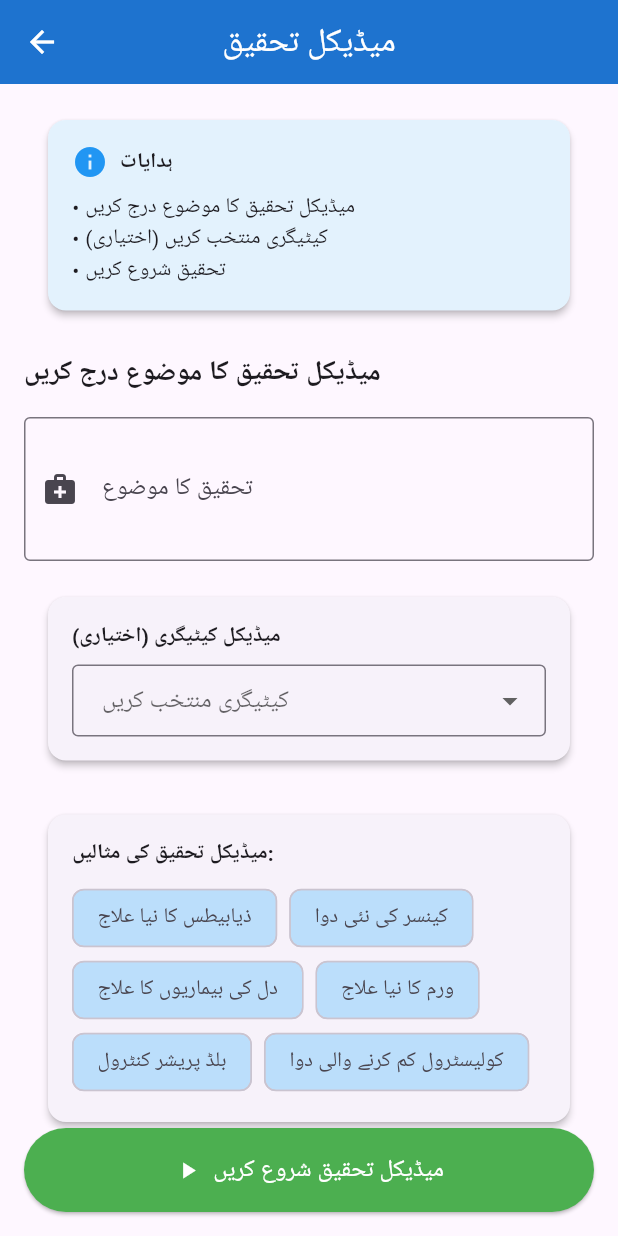
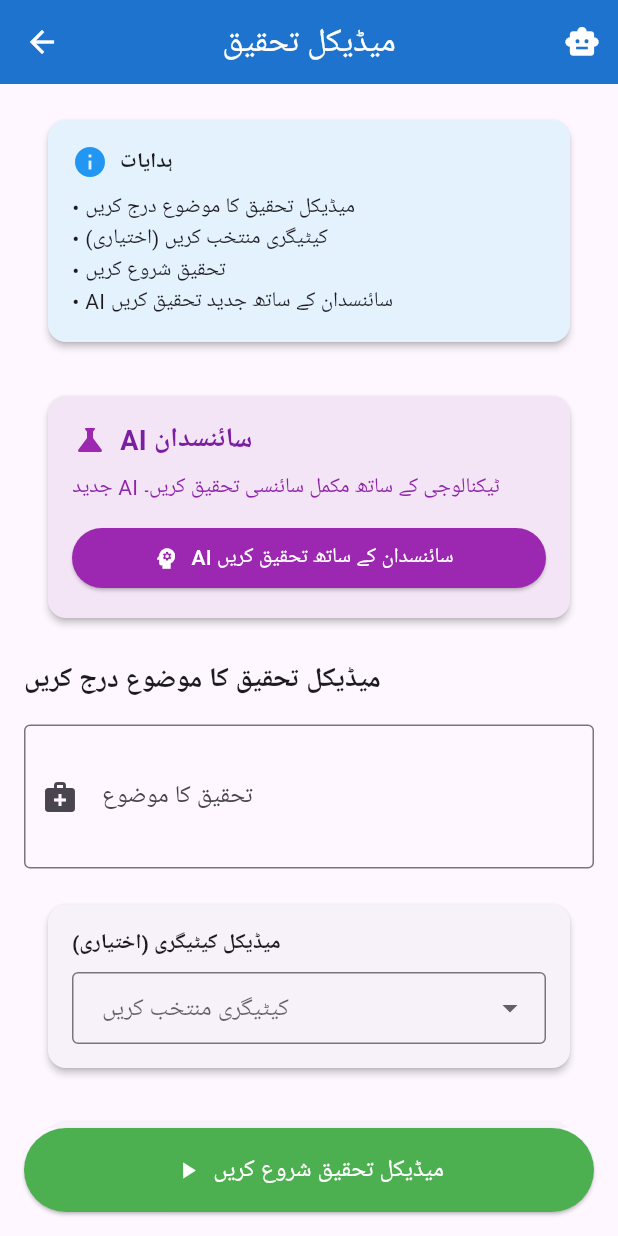
Before and after one commit to Shoaib-MH41/ai-researcher-app, a Flutter app: the ResearchScreen screen opened by its route, on a phone screen of 412 x 824 dp. Run offline on Flutter 3.47's test engine with Material 3 defaults, Android fonts, the phone set to English and light mode, and no system bars; our stand-ins replace flutter_secure_storage, pdf, share_plus; accounts and stored records are empty.

Commit message:
Update research_screen.dart

```diff
--- a/lib/screens/research_screen.dart
+++ b/lib/screens/research_screen.dart
@@ -1,5 +1,6 @@
 import 'package:flutter/material.dart';
 import '../services/medical_research_service.dart';
+import '../services/gemini_service.dart'; // GeminiService import کریں
 import 'results_screen.dart';
 
 class ResearchScreen extends StatefulWidget {
@@ -12,7 +13,9 @@ class ResearchScreen extends StatefulWidget {
 class _ResearchScreenState extends State<ResearchScreen> {
   final TextEditingController _topicController = TextEditingController();
   final MedicalResearchService _researchService = MedicalResearchService();
+  final GeminiService _geminiService = GeminiService(); // نیا GeminiService
   bool _isLoading = false;
+  bool _isAILoading = false; // نیا AI لوڈنگ اسٹیٹ
   String _selectedCategory = '';
 
   // میڈیکل کیٹیگریز
@@ -40,6 +43,14 @@ class _ResearchScreenState extends State<ResearchScreen> {
         title: const Text('میڈیکل تحقیق'),
         backgroundColor: Colors.blue[700],
         foregroundColor: Colors.white,
+        actions: [
+          // AI سائنسدان کا بٹن
+          IconButton(
+            icon: Icon(Icons.smart_toy),
+            onPressed: _navigateToAILab,
+            tooltip: 'AI سائنسدان لیب',
+          ),
+        ],
       ),
       body: Padding(
         padding: const EdgeInsets.all(16),
@@ -70,6 +81,58 @@ class _ResearchScreenState extends State<ResearchScreen> {
                           Text('• میڈیکل تحقیق کا موضوع درج کریں'),
                           Text('• کیٹیگری منتخب کریں (اختیاری)'),
                           Text('• تحقیق شروع کریں'),
+                          Text('• AI سائنسدان کے ساتھ جدید تحقیق کریں'),
+                        ],
+                      ),
+                    ),
+                  ),
+
+                  const SizedBox(height: 20),
+
+                  // AI سائنسدان کارڈ - نیا addition
+                  Card(
+                    color: Colors.purple[50],
+                    child: Padding(
+                      padding: const EdgeInsets.all(16),
+                      child: Column(
+                        crossAxisAlignment: CrossAxisAlignment.start,
+                        children: [
+                          Row(
+                            children: [
+                              Icon(Icons.science, color: Colors.purple),
+                              SizedBox(width: 8),
+                              Text(
+                                'AI سائنسدان',
+                                style: TextStyle(
+                                  fontWeight: FontWeight.bold,
+                                  color: Colors.purple[700],
+                                  fontSize: 18
+                                ),
+                              ),
+                            ],
+                          ),
+                          SizedBox(height: 8),
+                          Text(
+                            'جدید AI ٹیکنالوجی کے ساتھ مکمل سائنسی تحقیق کریں۔',
+                            style: TextStyle(color: Colors.purple[600]),
+                          ),
+                          SizedBox(height: 12),
+                          SizedBox(
+                            width: double.infinity,
+                            child: ElevatedButton.icon(
+                              onPressed: _isAILoading ? null : _startAIResearch,
+                              icon: Icon(_isAILoading ? Icons.hourglass_empty : Icons.psychology),
+                              label: Text(
+                                _isAILoading ?
+                                'AI سائنسدان کام کر رہا ہے...' :
+                                'AI سائنسدان کے ساتھ تحقیق کریں',
+                              ),
+                              style: ElevatedButton.styleFrom(
+                                backgroundColor: Colors.purple,
+                                foregroundColor: Colors.white,
+                              ),
+                            ),
+                          ),
                         ],
                       ),
                     ),
@@ -136,17 +199,8 @@ class _ResearchScreenState extends State<ResearchScreen> {
 
                   const SizedBox(height: 20),
 
-                  if (_isLoading)
-                    const Column(
-                      children: [
-                        Center(child: CircularProgressIndicator()),
-                        SizedBox(height: 16),
-                        Text(
-                          'AI میڈیکل تحقیق کر رہا ہے...',
-                          style: TextStyle(color: Colors.blue),
-                        ),
-                      ],
-                    )
+                  if (_isLoading || _isAILoading)
+                    _buildLoadingIndicator()
                   else
                     _buildMedicalExamples(),
                 ],
@@ -173,6 +227,37 @@ class _ResearchScreenState extends State<ResearchScreen> {
           ],
         ),
       ),
+    );
+  }
+
+  // نیا لوڈنگ انڈیکیٹر
+  Widget _buildLoadingIndicator() {
+    return Column(
+      children: [
+        Center(
+          child: Column(
+            children: [
+              CircularProgressIndicator(),
+              SizedBox(height: 16),
+              Text(
+                _isAILoading ?
+                '🔬 AI سائنسدان تحقیقی مراحل کر رہا ہے...' :
+                'AI میڈیکل تحقیق کر رہا ہے...',
+                style: TextStyle(color: Colors.blue),
+                textAlign: TextAlign.center,
+              ),
+              if (_isAILoading) ...[
+                SizedBox(height: 8),
+                Text(
+                  '• ڈیٹا تجزیہ\n• لیب ٹیسٹنگ\n• شماریاتی انسائٹس\n• طبی سفارشات',
+                  textAlign: TextAlign.center,
+                  style: TextStyle(color: Colors.grey[600]),
+                ),
+              ],
+            ],
+          ),
+        ),
+      ],
     );
   }
 
@@ -248,6 +333,63 @@ class _ResearchScreenState extends State<ResearchScreen> {
     return examples[category] ?? '$category کا نیا علاج';
   }
 
+  // ========== نیا AI سائنسدان فنکشن ==========
+
+  Future<void> _startAIResearch() async {
+    if (_topicController.text.isEmpty) {
+      ScaffoldMessenger.of(context).showSnackBar(
+        const SnackBar(content: Text('براہ کرم تحقیق کا موضوع درج کریں')),
+      );
+      return;
+    }
+
+    setState(() => _isAILoading = true);
+
+    try {
+      // GeminiService کا نیا method استعمال کریں
+      final aiResearch = await _geminiService.conductAIScientificResearch(
+        _topicController.text,
+        'میڈیکل ڈیٹا: ${_topicController.text} - کیٹیگری: $_selectedCategory'
+      );
+
+      setState(() => _isAILoading = false);
+
+      if (!mounted) return;
+
+      // Results screen پر AI research بھیجیں
+      Navigator.push(
+        context,
+        MaterialPageRoute(
+          builder: (context) => ResultsScreen(
+            research: aiResearch,
+            isAIResearch: true, // نیا parameter
+          ),
+        ),
+      );
+
+    } catch (e) {
+      setState(() => _isAILoading = false);
+      ScaffoldMessenger.of(context).showSnackBar(
+        SnackBar(content: Text('AI تحقیق میں مسئلہ آیا: $e')),
+      );
+    }
+  }
+
+  // AI لیب اسکرین پر navigate کرنے کا فنکشن
+  void _navigateToAILab() {
+    // آپ research_lab_screen.dart کو اپ ڈیٹ کریں گے
+    // Navigator.push(
+    //   context,
+    //   MaterialPageRoute(builder: (context) => ResearchLabScreen()),
+    // );
+
+    // فی الحال ایک message دکھائیں
+    ScaffoldMessenger.of(context).showSnackBar(
+      SnackBar(content: Text('AI سائنسدان لیب جلد دستیاب ہوگا')),
+    );
+  }
+
+  // پرانا research method (تبدیلی کے بغیر)
   Future<void> _startResearch() async {
     if (_topicController.text.isEmpty) {
       ScaffoldMessenger.of(context).showSnackBar(
@@ -267,7 +409,12 @@ class _ResearchScreenState extends State<ResearchScreen> {
 
       Navigator.push(
         context,
-        MaterialPageRoute(builder: (context) => ResultsScreen(research: research)),
+        MaterialPageRoute(
+          builder: (context) => ResultsScreen(
+            research: research,
+            isAIResearch: false, // پرانی تحقیق
+          ),
+        ),
       );
 
     } catch (e) {
```
